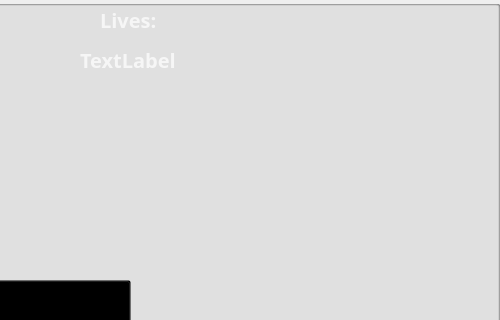
This is FeedingFrenzy/screencontroller.ui in MATF-RS19/RS008-feeding-frenzy as Qt 5 draws it before an edit; both pictures show x 700 to 1200 and y 0 to 320 of the 1200 by 680 pixel window. The edited form follows.
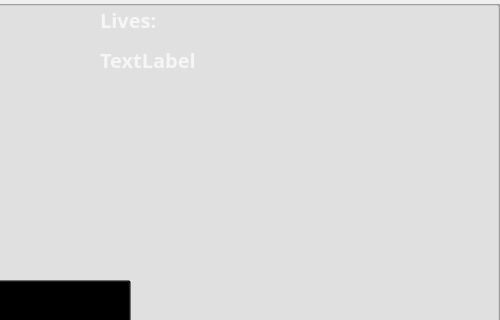
This is the edited form. Icons and pictures are not drawn.

Commit message: Added quit button on home screen and action for that.

What changed in the file:
```diff
--- a/FeedingFrenzy/screencontroller.ui
+++ b/FeedingFrenzy/screencontroller.ui
@@ -532,7 +532,7 @@
     <widget class="QLabel" name="scoreLabel">
      <property name="geometry">
       <rect>
-       <x>780</x>
+       <x>800</x>
        <y>40</y>
        <width>300</width>
        <height>40</height>
```
Left out of the diff: 20 changed lines with no effect on the pictures. The commit also changes 2 other files.
